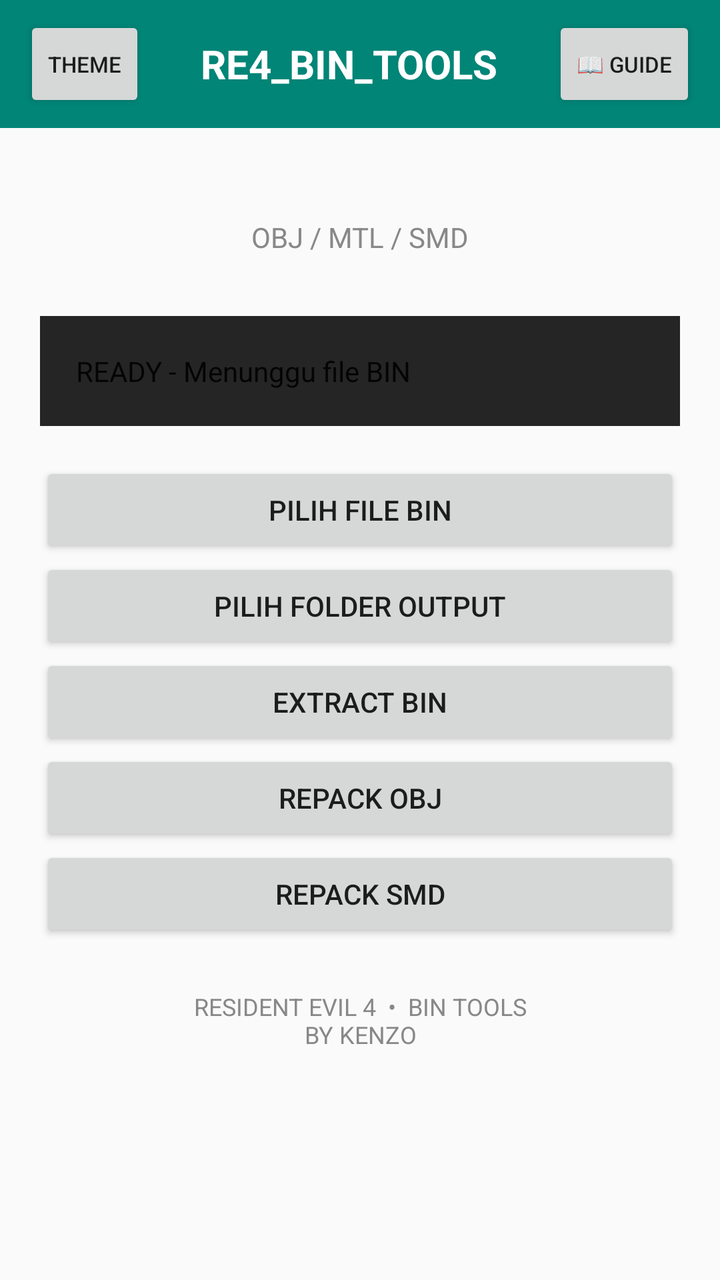
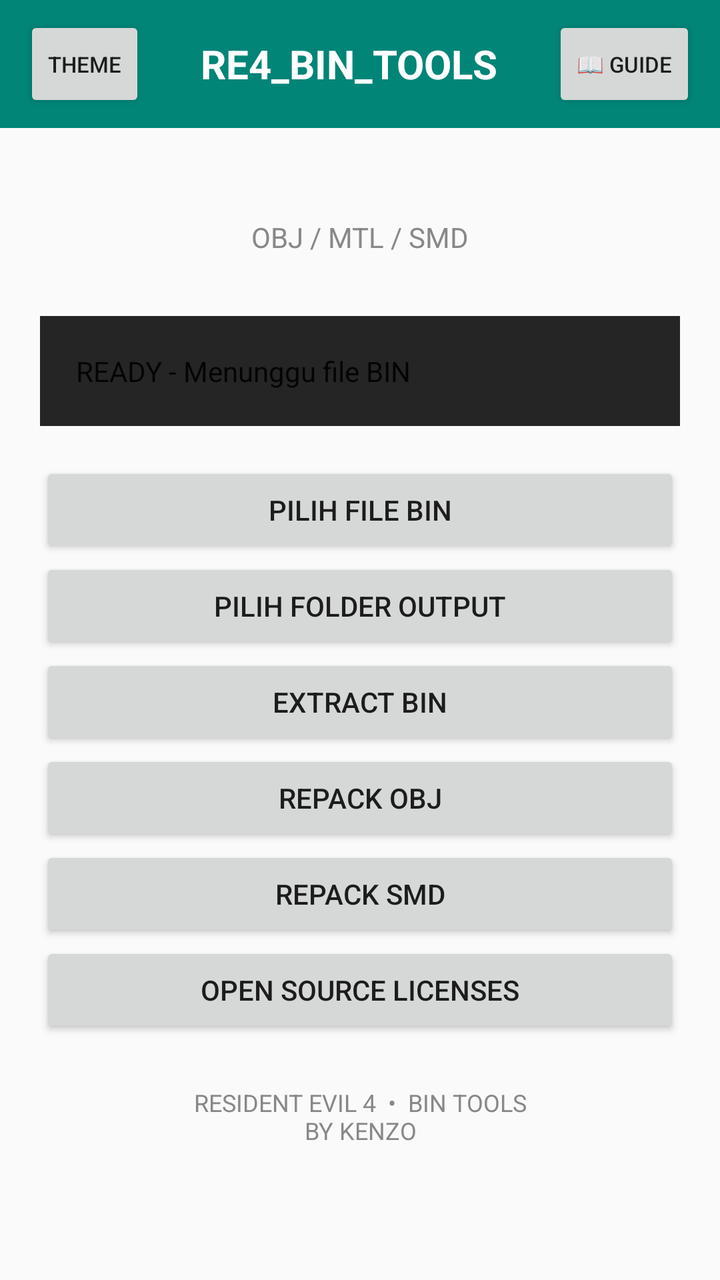

The first picture is an Android layout as it rendered before a commit; the second is the same layout after the commit. The layout source and the unified diff follow.
<!-- AndroidManifest.xml: application theme AppTheme -->
<!-- res/layout/activity_main.xml -->
<LinearLayout xmlns:android="http://schemas.android.com/apk/res/android"
    android:layout_width="match_parent"
    android:layout_height="match_parent"
    android:orientation="vertical">

    
    <LinearLayout
        android:layout_width="match_parent"
        android:layout_height="64dp"
        android:gravity="center_vertical"
        android:orientation="horizontal"
        android:paddingStart="12dp"
        android:paddingEnd="12dp"
        android:background="#008577">

        <Button
            android:id="@+id/btnTheme"
            android:layout_width="wrap_content"
            android:layout_height="wrap_content"
            android:minWidth="0dp"
            android:text="THEME"
            android:textSize="11sp" />

        <TextView
            android:layout_width="0dp"
            android:layout_height="wrap_content"
            android:layout_weight="1"
            android:gravity="center"
            android:text="RE4_BIN_TOOLS"
            android:textColor="#FFFFFF"
            android:textSize="20sp"
            android:textStyle="bold" />

        <Button
            android:id="@+id/btnGuide"
            android:layout_width="wrap_content"
            android:layout_height="wrap_content"
            android:minWidth="0dp"
            android:text="📖 GUIDE"
            android:textSize="11sp" />
    </LinearLayout>

    
    <ScrollView
        android:id="@+id/mainScroll"
        android:layout_width="match_parent"
        android:layout_height="0dp"
        android:layout_weight="1"
        android:background="?android:attr/colorBackground"
        android:fillViewport="true">

        <LinearLayout
            android:id="@+id/mainContainer"
            android:layout_width="match_parent"
            android:layout_height="wrap_content"
            android:orientation="vertical"
            android:padding="20dp">

            <TextView
                android:layout_width="match_parent"
                android:layout_height="wrap_content"
                android:text="OBJ / MTL / SMD"
                android:textColor="#888888"
                android:textSize="14sp"
                android:gravity="center"
                android:paddingTop="25dp"
                android:paddingBottom="30dp" />

            <TextView
                android:id="@+id/txtStatus"
                android:layout_width="match_parent"
                android:layout_height="wrap_content"
                android:text="READY - Menunggu file BIN"
                android:textColor="?android:attr/textColorPrimary"
                android:background="#252525"
                android:padding="18dp"
                android:layout_marginBottom="18dp" />

            <Button
                android:id="@+id/btnSelect"
                android:layout_width="match_parent"
                android:layout_height="wrap_content"
                android:text="PILIH FILE BIN" />

            <Button
                android:id="@+id/btnOutput"
                android:layout_width="match_parent"
                android:layout_height="wrap_content"
                android:text="PILIH FOLDER OUTPUT" />

            <Button
                android:id="@+id/btnExtract"
                android:layout_width="match_parent"
                android:layout_height="wrap_content"
                android:text="EXTRACT BIN" />

            <Button
                android:id="@+id/btnRepackObj"
                android:layout_width="match_parent"
                android:layout_height="wrap_content"
                android:text="REPACK OBJ" />

            <Button
                android:id="@+id/btnRepackSmd"
                android:layout_width="match_parent"
                android:layout_height="wrap_content"
                android:text="REPACK SMD" />

            <TextView
                android:layout_width="match_parent"
                android:layout_height="wrap_content"
                android:text="RESIDENT EVIL 4  •  BIN TOOLS&#10;BY KENZO"
                android:textColor="#888888"
                android:textSize="12sp"
                android:gravity="center"
                android:padding="24dp" />

        </LinearLayout>
    </ScrollView>
</LinearLayout>
<!-- resources referenced by this layout -->
<resources>
  <style name="AppTheme" parent="Theme.AppCompat.Light.NoActionBar">
          <item name="colorPrimary">@color/colorPrimary</item>
          <item name="colorPrimaryDark">@color/colorPrimaryDark</item>
          <item name="colorAccent">@color/colorAccent</item>
  
          <item name="android:windowIsTranslucent">true</item>
          <item name="android:windowBackground">@android:color/transparent</item>
          <item name="android:backgroundDimEnabled">false</item>
      </style>
  <color name="colorPrimary">#008577</color>
  <color name="colorPrimaryDark">#00574B</color>
  <color name="colorAccent">#D81B60</color>
</resources>

<!-- the commit's change to res/layout/activity_main.xml (unified diff, before → after) -->
@@ -106,6 +106,12 @@
                 android:layout_height="wrap_content"
                 android:text="REPACK SMD" />
 
+            <Button
+                android:id="@+id/btnLicenses"
+                android:layout_width="match_parent"
+                android:layout_height="wrap_content"
+                android:text="OPEN SOURCE LICENSES" />
+
             <TextView
                 android:layout_width="match_parent"
                 android:layout_height="wrap_content"
